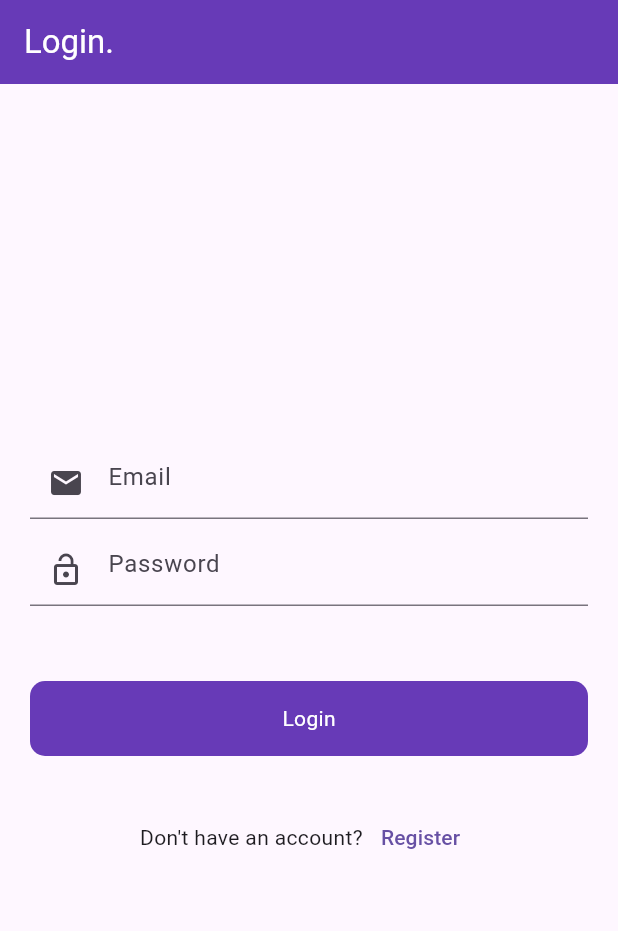
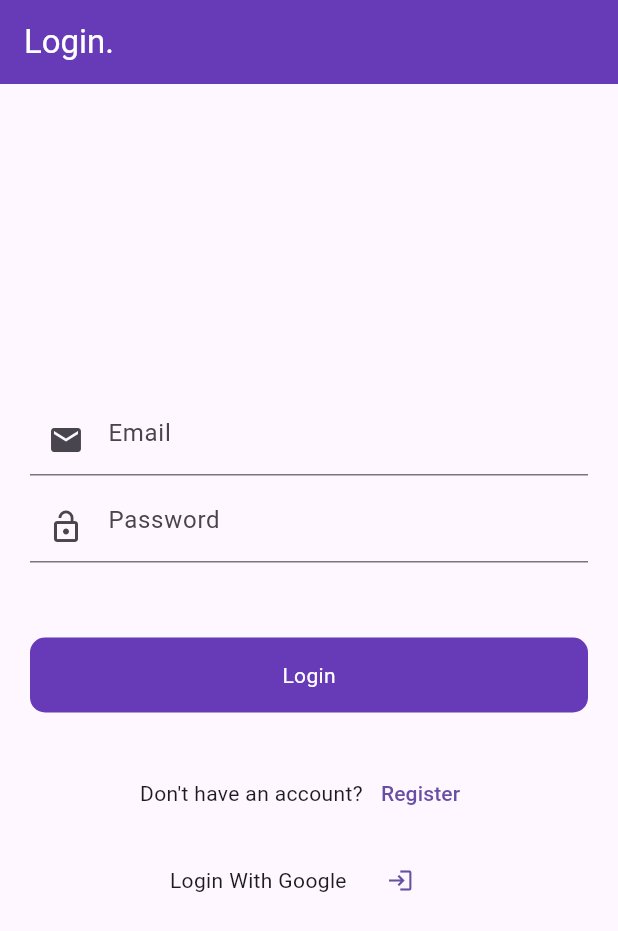
Before and after one commit to JNakum/firebasedemo, a Flutter app: the screen it shows after launch, on a phone screen of 412 x 824 dp. Shown: the top 931 px of the screen. Run offline on Flutter 3.47's test engine with Material 3 defaults, Android fonts, the phone set to English and light mode, and no system bars; our stand-ins replace firebase_auth, firebase_core, fluttertoast; accounts and stored records are empty.

```diff
--- a/lib/ui/auth/login_screen.dart
+++ b/lib/ui/auth/login_screen.dart
@@ -149,6 +149,16 @@ class _LoginScreenState extends State<LoginScreen> {
                 )
               ],
             ),
+            const SizedBox(
+              height: 10,
+            ),
+            Row(
+              mainAxisAlignment: MainAxisAlignment.center,
+              children: [
+                const Text("Login With Google "),
+                TextButton(onPressed: () {}, child: const Icon(Icons.login))
+              ],
+            ),
           ],
         ),
       ),
--- a/pubspec.yaml
+++ b/pubspec.yaml
@@ -38,6 +38,7 @@ dependencies:
   firebase_core: ^3.6.0   #firebase installation
   firebase_auth: ^5.3.1   #authentication on firebase
   fluttertoast: ^8.2.8    #Error show in frontend.
+  google_sign_in: ^6.2.1  # google account login user
 
 dev_dependencies:
   flutter_test:
```
Also changed, not shown: pubspec.lock, 2 other files.
